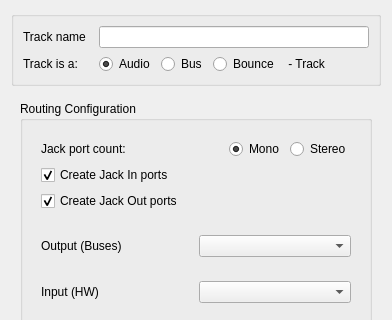
This is src/traverso/ui/NewTrackDialog.ui in ErwanLegrand/Traverso-DAW as Qt 5 draws it before an edit; both pictures show x 0 to 392 and y 0 to 320 of the 392 by 493 pixel window. The edited form follows.
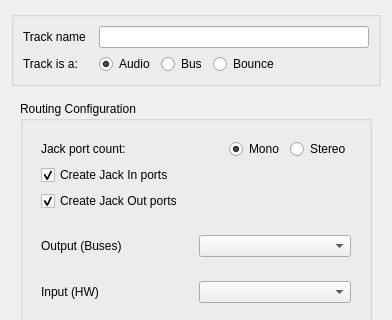
This is the edited form.

What changed in the file:
```diff
--- a/src/traverso/ui/NewTrackDialog.ui
+++ b/src/traverso/ui/NewTrackDialog.ui
@@ -88,19 +88,6 @@
           </property>
          </widget>
         </item>
-        <item>
-         <widget class="QLabel" name="label_6">
-          <property name="minimumSize">
-           <size>
-            <width>70</width>
-            <height>0</height>
-           </size>
-          </property>
-          <property name="text">
-           <string> - Track</string>
-          </property>
-         </widget>
-        </item>
         <item>
          <spacer name="horizontalSpacer_2">
           <property name="orientation">
```
